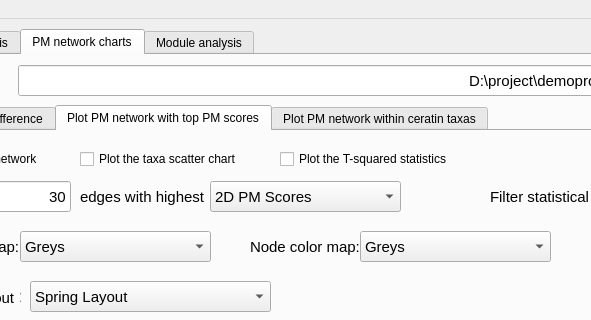
This is PM2RA_software_distribution/sourceCode/PM_gui.ui in Xingyinliu-Lab/PM2RA as Qt 5 draws it before an edit; both pictures show x 124 to 715 and y 0 to 320 of the 975 by 600 pixel window. The edited form follows.
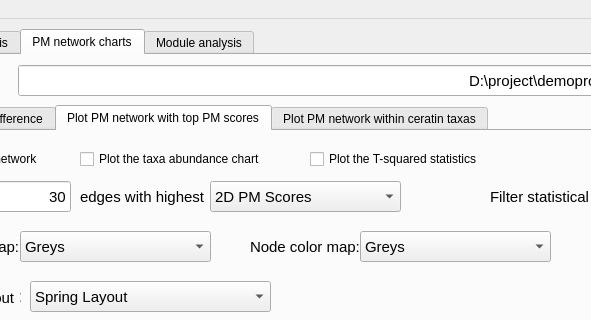
This is the edited form. The open tabs and pages were chosen to show the change. Icons and pictures are not drawn.

Patch:
```diff
--- a/PM2RA_software_distribution/sourceCode/PM_gui.ui
+++ b/PM2RA_software_distribution/sourceCode/PM_gui.ui
@@ -1464,7 +1464,7 @@
        <widget class="QCheckBox" name="checkBox_3">
         <property name="geometry">
          <rect>
-          <x>390</x>
+          <x>420</x>
           <y>20</y>
           <width>201</width>
           <height>16</height>
@@ -1484,7 +1484,7 @@
          </rect>
         </property>
         <property name="text">
-         <string>Plot the taxa scatter chart</string>
+         <string>Plot the taxa abundance chart</string>
         </property>
        </widget>
        <widget class="QCheckBox" name="checkBox">
```
Left out of the diff: 8 changed lines with no effect on the pictures.
